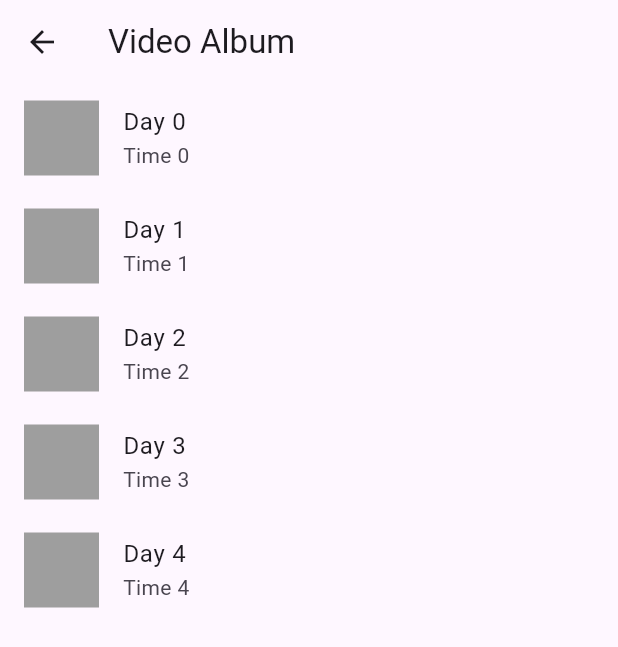
After one commit to ThuTrang912/SmartTripod, a Flutter app: the VideoAlbum screen opened directly, on a phone screen of 412 x 824 dp. The commit adds this screen. Shown: the top 647 px of the screen. Run offline on Flutter 3.47's test engine with Material 3 defaults, Android fonts, the phone set to English and light mode, and no system bars; our stand-ins replace camera, video_player; network calls fail.

Commit message:
tao video_album va video_player

```diff
--- a/lib/recognize_camera.dart
+++ b/lib/recognize_camera.dart
@@ -76,7 +76,10 @@ class _RecognizeCameraState extends State<RecognizeCamera> {
       Navigator.push(
         context,
         MaterialPageRoute(
-          builder: (context) => IdentifiedObject(imagePath: picture.path),
+          builder: (context) => IdentifiedObject(
+            imagePath: picture.path,
+            camera: widget.camera,
+          ),
         ),
       );
     } catch (e) {
--- /dev/null
+++ b/lib/video_album.dart
@@ -0,0 +1,100 @@
+import 'dart:typed_data';
+import 'package:flutter/material.dart';
+import 'package:smarttripod/video_player.dart';
+import 'package:video_player/video_player.dart';
+
+class VideoAlbum extends StatelessWidget {
+  @override
+  Widget build(BuildContext context) {
+    return Scaffold(
+      appBar: AppBar(
+        leading: IconButton(
+          icon: Icon(Icons.arrow_back),
+          onPressed: () {
+            Navigator.pop(context);
+          },
+        ),
+        title: Text("Video Album"),
+      ),
+      body: ListView.builder(
+        itemCount: 5,
+        itemBuilder: (BuildContext context, int index) {
+          return VideoListItem(
+            videoUrl: "https://www.youtube.com/watch?v=voypO0L4knM",
+            title: "Day $index",
+            subtitle: "Time $index",
+          );
+        },
+      ),
+    );
+  }
+}
+
+class VideoListItem extends StatelessWidget {
+  final String videoUrl;
+  final String title;
+  final String subtitle;
+
+  const VideoListItem({
+    Key? key,
+    required this.videoUrl,
+    required this.title,
+    required this.subtitle,
+  }) : super(key: key);
+
+  @override
+  Widget build(BuildContext context) {
+    return ListTile(
+      leading: FutureBuilder<Uint8List?>(
+        future: _generateThumbnail(videoUrl),
+        builder: (context, snapshot) {
+          if (snapshot.connectionState == ConnectionState.waiting) {
+            return Container(
+              width: 50,
+              height: 50,
+              color: Colors.grey,
+            );
+          }
+          if (snapshot.hasData) {
+            return Container(
+              width: 50,
+              height: 50,
+              decoration: BoxDecoration(
+                image: DecorationImage(
+                  image: MemoryImage(snapshot.data!),
+                  fit: BoxFit.cover,
+                ),
+              ),
+            );
+          }
+          return Container(
+            width: 50,
+            height: 50,
+            color: Colors.grey,
+          );
+        },
+      ),
+      title: Text(title),
+      subtitle: Text(subtitle),
+      onTap: () {
+        Navigator.push(
+          context,
+          MaterialPageRoute(
+            builder: (context) => VideoPlayerScreen(videoUrl: videoUrl),
+          ),
+        );
+      },
+    );
+  }
+
+  Future<Uint8List?> _generateThumbnail(String videoUrl) async {
+    final videoPlayerController = VideoPlayerController.network(videoUrl);
+    await videoPlayerController.initialize();
+    await videoPlayerController.play(); // Start playing to generate a frame
+    await Future.delayed(Duration(seconds: 1)); // Wait for 1 second
+    // final image = await videoPlayerController
+    //     .takeSnapshot(); // Capture the current frame as an image
+    await videoPlayerController.dispose();
+    // return image;
+  }
+}
```
Also changed, not shown: lib/identified_object.dart (+8 -5 lines), lib/record_camera.dart (+40 -26 lines), lib/video_player.dart (added, +93 -0 lines).
